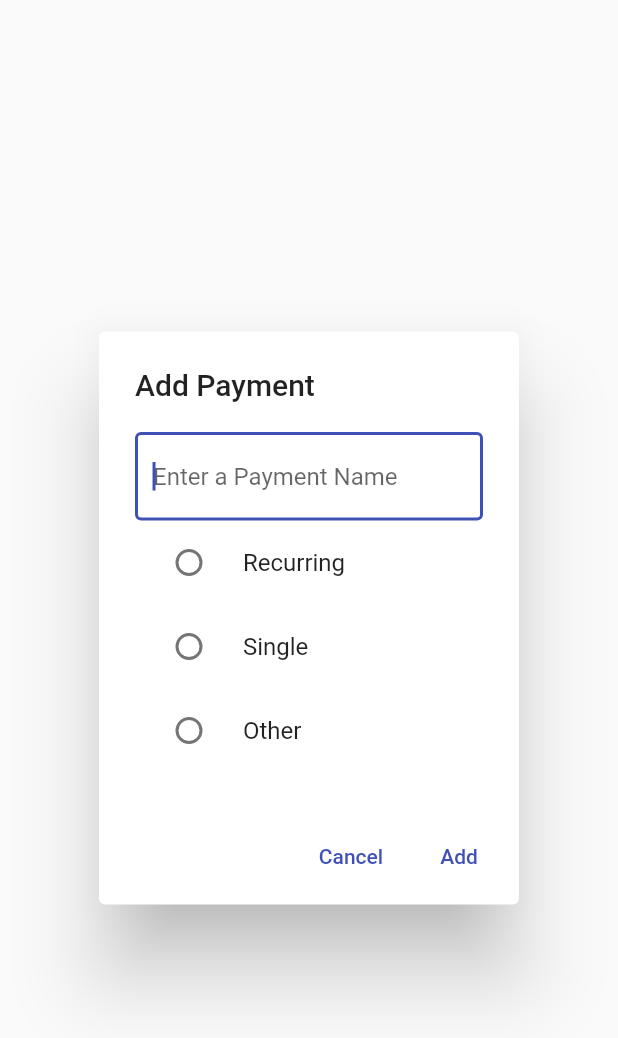
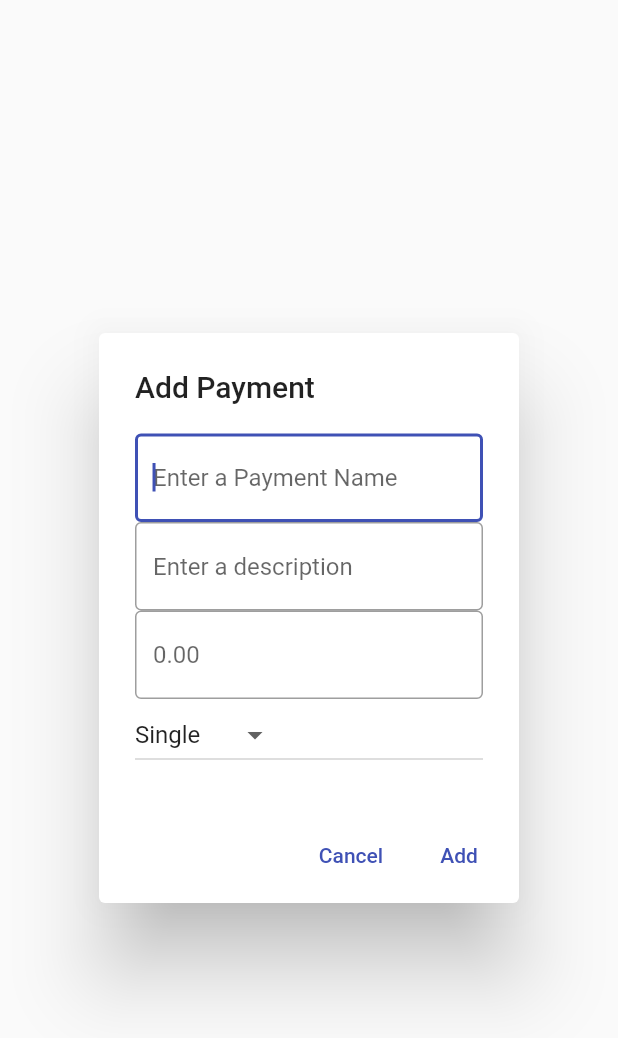
Before and after one commit to DanielMaskell/budget_app, a Flutter app: the AddPaymentDialog widget shown alone on an empty page, opened directly, after a tap on "Add", on a phone screen of 412 x 824 dp. Shown: the top 1038 px of the screen. Run offline on Flutter 3.47's test engine with Material 2 defaults, Android fonts, the phone set to English and light mode, and no system bars; our stand-ins replace cloud_firestore, firebase_core; accounts and stored records are empty.

Commit message:
Removed radio buttons, added description

```diff
--- a/lib/add_pet_dialog.dart
+++ b/lib/add_payment_dialog.dart
@@ -12,6 +12,10 @@ class AddPaymentDialog extends StatefulWidget {
 class _AddPaymentDialogState extends State<AddPaymentDialog> {
   String? paymentName;
   String character = '';
+  String? paymentDescription;
+  List<String> items = ['Recurring', 'Single'];
+  String? occurance = 'Single';
+  double? amount = 0.00;
 
   final DataRepository repository = DataRepository();
 
@@ -29,7 +33,35 @@ class _AddPaymentDialogState extends State<AddPaymentDialog> {
                     hintText: 'Enter a Payment Name'),
                 onChanged: (text) => paymentName = text,
               ),
-              RadioListTile(
+              TextField(
+                decoration: const InputDecoration(
+                  border: OutlineInputBorder(),
+                  hintText: 'Enter a description',
+                  ),
+
+                onChanged: (text) => paymentDescription = text,
+              ),
+              TextField(
+                decoration: const InputDecoration(
+                  border: OutlineInputBorder(),
+                  hintText: '0.00',
+                ),
+                onChanged: (text) => amount = double.parse(text),
+              ),
+              DropdownButton(
+                value: occurance,
+                items: items.map((String items) {
+                  return DropdownMenuItem(
+                    value: items,
+                    child: Text(items)
+                    );
+                }).toList(),
+                onChanged: (String? newValue) {
+                  setState(() {
+                   occurance = newValue!;
+                  });
+                }),
+              /*RadioListTile(
                 title: const Text('Recurring'),
                 value: 'recurring',
                 groupValue: character,
@@ -58,7 +90,7 @@ class _AddPaymentDialogState extends State<AddPaymentDialog> {
                     character = (value ?? '') as String;
                   });
                 },
-              )
+              )*/
             ],
           ),
         ),
@@ -72,7 +104,7 @@ class _AddPaymentDialogState extends State<AddPaymentDialog> {
               onPressed: () {
                 if (paymentName != null && character.isNotEmpty) {
                   final newPayment =
-                      Payment(paymentName!, type: character, dates: []);
+                      Payment(paymentName!, type: character, dates: [], occurance: 'once');
                   repository.addPayment(newPayment);
                   Navigator.of(context).pop();
                 }
--- a/lib/home_list.dart
+++ b/lib/home_list.dart
@@ -2,7 +2,7 @@ import 'package:flutter/material.dart';
 import 'package:cloud_firestore/cloud_firestore.dart';
 import 'package:budget_app/payment_card.dart';
 import 'package:budget_app/repository/data_repository.dart';
-import 'add_pet_dialog.dart';
+import 'add_payment_dialog.dart';
 import 'models/payment.dart';
 import 'payment_card.dart';
 
--- a/lib/payment_card.dart
+++ b/lib/payment_card.dart
@@ -28,7 +28,7 @@ class PaymentCard extends StatelessWidget {
               child: Text(payment.name, style: boldStyle),
             ),
           ),
-          _getPetIcon(payment.type)
+          //_getPetIcon(payment.type)
         ],
       ),
       // TODO Add pet room navigation
```
